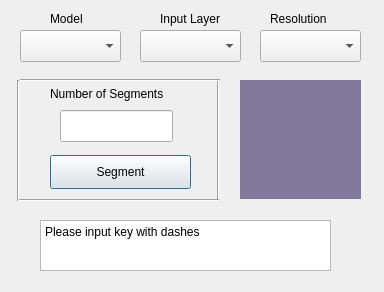
Old version of the form segmenter_dialog_base.ui in the repository sirebellum/qgis-segmentation.
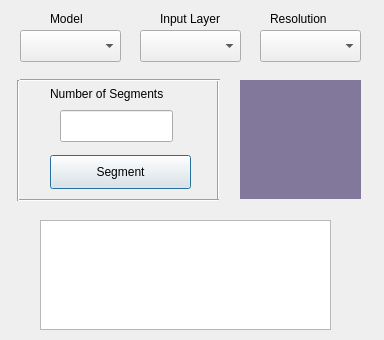
New version of the form.

Patch:
```diff
--- a/segmenter_dialog_base.ui
+++ b/segmenter_dialog_base.ui
@@ -7,7 +7,7 @@
     <x>0</x>
     <y>0</y>
     <width>384</width>
-    <height>292</height>
+    <height>340</height>
    </rect>
   </property>
   <property name="windowTitle">
@@ -44,12 +44,11 @@
      <x>40</x>
      <y>220</y>
      <width>291</width>
-     <height>51</height>
+     <height>110</height>
     </rect>
    </property>
    <property name="plainText">
-    <string>Please input key with dashes
-</string>
+        <string/>
    </property>
    <property name="overwriteMode">
     <bool>false</bool>
```
Lines whose indentation alone changed are shown as unchanged.
